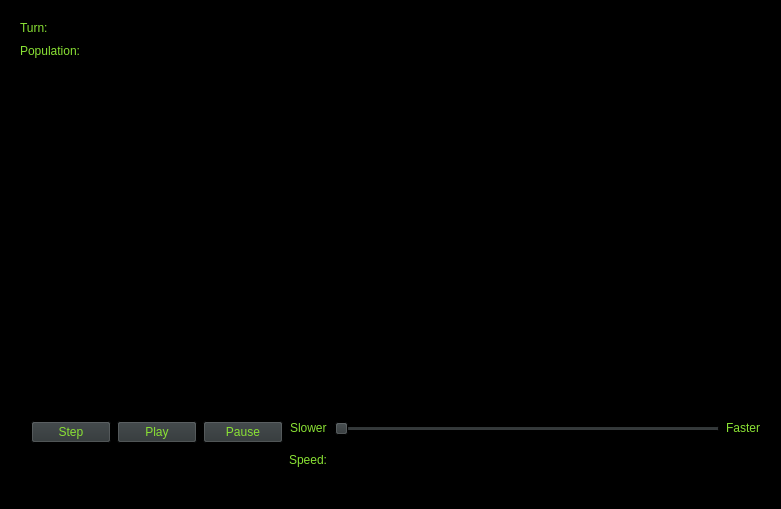
Above: lifewindow.ui from Griffenck1/Life before the change. Below: the same form after it.
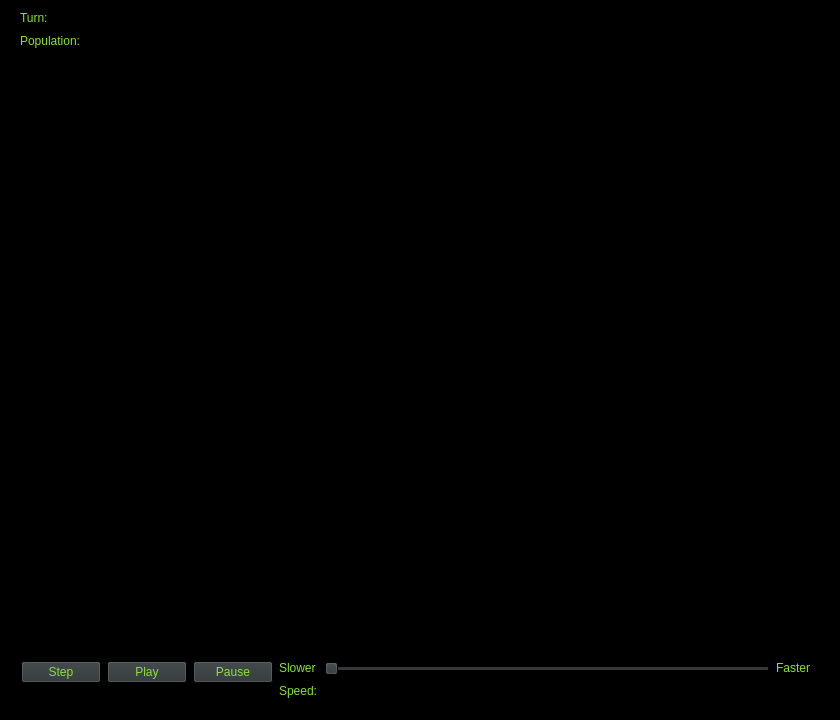
That is the form after the change.

Commit message: Added the Life board to the GUI

Diff of the .ui file:
```diff
--- a/lifewindow.ui
+++ b/lifewindow.ui
@@ -6,8 +6,8 @@
    <rect>
     <x>0</x>
     <y>0</y>
-    <width>781</width>
-    <height>509</height>
+    <width>840</width>
+    <height>720</height>
    </rect>
   </property>
   <property name="palette">
@@ -453,36 +453,36 @@
       <colorrole role="Light">
        <brush brushstyle="SolidPattern">
         <color alpha="255">
-         <red>0</red>
-         <green>0</green>
-         <blue>0</blue>
+         <red>238</red>
+         <green>238</green>
+         <blue>236</blue>
         </color>
        </brush>
       </colorrole>
       <colorrole role="Midlight">
        <brush brushstyle="SolidPattern">
         <color alpha="255">
-         <red>0</red>
-         <green>0</green>
-         <blue>0</blue>
+         <red>238</red>
+         <green>238</green>
+         <blue>236</blue>
         </color>
        </brush>
       </colorrole>
       <colorrole role="Dark">
        <brush brushstyle="SolidPattern">
         <color alpha="255">
-         <red>0</red>
-         <green>0</green>
-         <blue>0</blue>
+         <red>238</red>
+         <green>238</green>
+         <blue>236</blue>
         </color>
        </brush>
       </colorrole>
       <colorrole role="Mid">
        <brush brushstyle="SolidPattern">
         <color alpha="255">
-         <red>0</red>
-         <green>0</green>
-         <blue>0</blue>
+         <red>238</red>
+         <green>238</green>
+         <blue>236</blue>
         </color>
        </brush>
       </colorrole>
@@ -552,9 +552,9 @@
       <colorrole role="AlternateBase">
        <brush brushstyle="SolidPattern">
         <color alpha="255">
-         <red>0</red>
-         <green>0</green>
-         <blue>0</blue>
+         <red>238</red>
+         <green>238</green>
+         <blue>236</blue>
         </color>
        </brush>
       </colorrole>
@@ -570,9 +570,9 @@
       <colorrole role="ToolTipText">
        <brush brushstyle="SolidPattern">
         <color alpha="255">
-         <red>0</red>
-         <green>0</green>
-         <blue>0</blue>
+         <red>238</red>
+         <green>238</green>
+         <blue>236</blue>
         </color>
        </brush>
       </colorrole>
@@ -599,36 +599,36 @@
       <colorrole role="Light">
        <brush brushstyle="SolidPattern">
         <color alpha="255">
-         <red>0</red>
-         <green>0</green>
-         <blue>0</blue>
+         <red>238</red>
+         <green>238</green>
+         <blue>236</blue>
         </color>
        </brush>
       </colorrole>
       <colorrole role="Midlight">
        <brush brushstyle="SolidPattern">
         <color alpha="255">
-         <red>0</red>
-         <green>0</green>
-         <blue>0</blue>
+         <red>238</red>
+         <green>238</green>
+         <blue>236</blue>
         </color>
        </brush>
       </colorrole>
       <colorrole role="Dark">
        <brush brushstyle="SolidPattern">
         <color alpha="255">
-         <red>0</red>
-         <green>0</green>
-         <blue>0</blue>
+         <red>238</red>
+         <green>238</green>
+         <blue>236</blue>
         </color>
        </brush>
       </colorrole>
       <colorrole role="Mid">
        <brush brushstyle="SolidPattern">
         <color alpha="255">
-         <red>0</red>
-         <green>0</green>
-         <blue>0</blue>
+         <red>238</red>
+         <green>238</green>
+         <blue>236</blue>
         </color>
        </brush>
       </colorrole>
@@ -698,9 +698,9 @@
       <colorrole role="AlternateBase">
        <brush brushstyle="SolidPattern">
         <color alpha="255">
-         <red>0</red>
-         <green>0</green>
-         <blue>0</blue>
+         <red>238</red>
+         <green>238</green>
+         <blue>236</blue>
         </color>
        </brush>
       </colorrole>
@@ -716,9 +716,9 @@
       <colorrole role="ToolTipText">
        <brush brushstyle="SolidPattern">
         <color alpha="255">
-         <red>0</red>
-         <green>0</green>
-         <blue>0</blue>
+         <red>238</red>
+         <green>238</green>
+         <blue>236</blue>
         </color>
        </brush>
       </colorrole>
@@ -727,9 +727,9 @@
       <colorrole role="WindowText">
        <brush brushstyle="SolidPattern">
         <color alpha="255">
-         <red>0</red>
-         <green>0</green>
-         <blue>0</blue>
+         <red>238</red>
+         <green>238</green>
+         <blue>236</blue>
         </color>
        </brush>
       </colorrole>
@@ -745,45 +745,45 @@
       <colorrole role="Light">
        <brush brushstyle="SolidPattern">
         <color alpha="255">
-         <red>0</red>
-         <green>0</green>
-         <blue>0</blue>
+         <red>238</red>
+         <green>238</green>
+         <blue>236</blue>
         </color>
        </brush>
       </colorrole>
       <colorrole role="Midlight">
        <brush brushstyle="SolidPattern">
         <color alpha="255">
-         <red>0</red>
-         <green>0</green>
-         <blue>0</blue>
+         <red>238</red>
+         <green>238</green>
+         <blue>236</blue>
         </color>
        </brush>
       </colorrole>
       <colorrole role="Dark">
        <brush brushstyle="SolidPattern">
         <color alpha="255">
-         <red>0</red>
-         <green>0</green>
-         <blue>0</blue>
+         <red>238</red>
+         <green>238</green>
+         <blue>236</blue>
         </color>
        </brush>
       </colorrole>
       <colorrole role="Mid">
        <brush brushstyle="SolidPattern">
         <color alpha="255">
-         <red>0</red>
-         <green>0</green>
-         <blue>0</blue>
+         <red>238</red>
+         <green>238</green>
+         <blue>236</blue>
         </color>
        </brush>
       </colorrole>
       <colorrole role="Text">
        <brush brushstyle="SolidPattern">
         <color alpha="255">
-         <red>0</red>
-         <green>0</green>
-         <blue>0</blue>
+         <red>238</red>
+         <green>238</green>
+         <blue>236</blue>
         </color>
        </brush>
       </colorrole>
@@ -799,9 +799,9 @@
       <colorrole role="ButtonText">
        <brush brushstyle="SolidPattern">
         <color alpha="255">
-         <red>0</red>
-         <green>0</green>
-         <blue>0</blue>
+         <red>238</red>
+         <green>238</green>
+         <blue>236</blue>
         </color>
        </brush>
       </colorrole>
@@ -844,9 +844,9 @@
       <colorrole role="AlternateBase">
        <brush brushstyle="SolidPattern">
         <color alpha="255">
-         <red>0</red>
-         <green>0</green>
-         <blue>0</blue>
+         <red>238</red>
+         <green>238</green>
+         <blue>236</blue>
         </color>
        </brush>
       </colorrole>
@@ -862,9 +862,9 @@
       <colorrole role="ToolTipText">
        <brush brushstyle="SolidPattern">
         <color alpha="255">
-         <red>0</red>
-         <green>0</green>
-         <blue>0</blue>
+         <red>238</red>
+         <green>238</green>
+         <blue>236</blue>
         </color>
        </brush>
       </colorrole>
@@ -878,7 +878,7 @@
     <property name="geometry">
      <rect>
       <x>20</x>
-      <y>20</y>
+      <y>10</y>
       <width>41</width>
       <height>16</height>
      </rect>
@@ -928,7 +928,7 @@
     <property name="geometry">
      <rect>
       <x>20</x>
-      <y>40</y>
+      <y>30</y>
       <width>81</width>
       <height>21</height>
      </rect>
@@ -977,10 +977,10 @@
    <widget class="QWidget" name="horizontalLayoutWidget">
     <property name="geometry">
      <rect>
-      <x>20</x>
-      <y>410</y>
-      <width>751</width>
-      <height>80</height>
+      <x>10</x>
+      <y>650</y>
+      <width>811</width>
+      <height>61</height>
      </rect>
     </property>
     <layout class="QHBoxLayout" name="horizontalLayout">
@@ -1201,14 +1201,14 @@
       <layout class="QHBoxLayout" name="horizontalLayout_3">
        <item>
         <layout class="QVBoxLayout" name="verticalLayout_3">
-         <item alignment="Qt::AlignHCenter|Qt::AlignTop">
+         <item alignment="Qt::AlignTop">
           <widget class="QLabel" name="label_2">
            <property name="text">
             <string>Slower</string>
            </property>
           </widget>
          </item>
-         <item alignment="Qt::AlignTop">
+         <item alignment="Qt::AlignHCenter|Qt::AlignTop">
           <widget class="QLabel" name="label">
            <property name="text">
             <string>Speed:</string>
@@ -1238,15 +1238,24 @@
      </item>
     </layout>
    </widget>
-   <widget class="QGraphicsView" name="cellsGraphicsView">
+   <widget class="QGraphicsView" name="cellGraphicsView">
     <property name="geometry">
      <rect>
-      <x>25</x>
-      <y>71</y>
-      <width>731</width>
-      <height>321</height>
+      <x>20</x>
+      <y>60</y>
+      <width>810</width>
+      <height>410</height>
      </rect>
     </property>
+    <property name="frameShape">
+     <enum>QFrame::NoFrame</enum>
+    </property>
+    <property name="verticalScrollBarPolicy">
+     <enum>Qt::ScrollBarAlwaysOff</enum>
+    </property>
+    <property name="horizontalScrollBarPolicy">
+     <enum>Qt::ScrollBarAlwaysOff</enum>
+    </property>
    </widget>
   </widget>
  </widget>
```
The commit also changes 2 other files.
